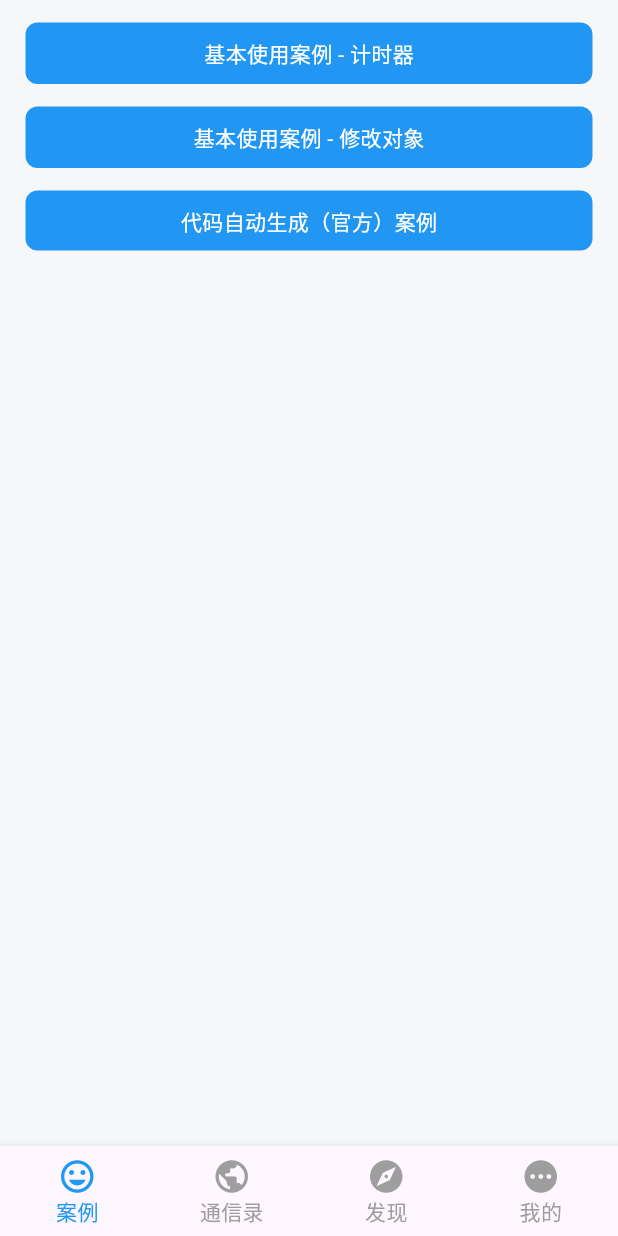
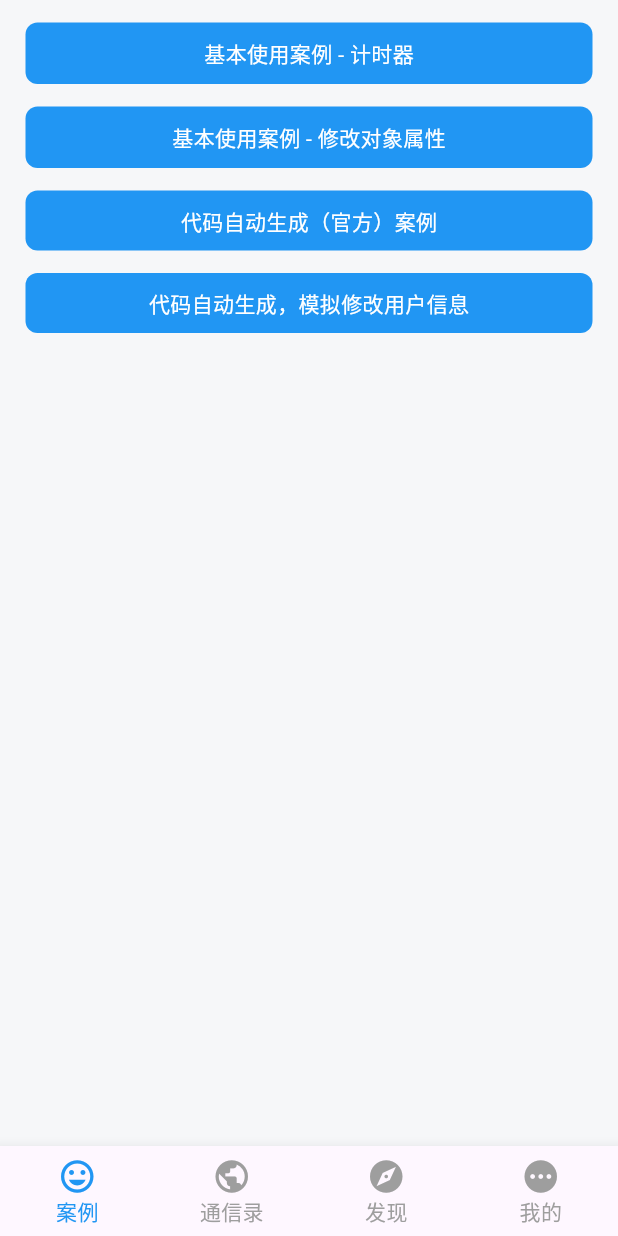
Before and after one commit to jsonsuxing/RiverpodDemo, a Flutter app: the screen it shows after launch, on a phone screen of 412 x 824 dp. Run offline on Flutter 3.47's test engine with Material 2 defaults, Android fonts, the phone set to English and light mode, and no system bars; our stand-ins replace flutter_riverpod, riverpod_annotation; generated files the repository leaves out were written again.

Commit message:
feat：增加代码生成案例二，模拟更新用户信息(未完成)

```diff
--- a/lib/init/home_page.dart
+++ b/lib/init/home_page.dart
@@ -37,7 +37,7 @@ class HomePage extends StatelessWidget {
         const SizedBox(height: 15),
         //
         AllenBtn(
-          name: '基本使用案例 - 修改对象',
+          name: '基本使用案例 - 修改对象属性',
           onTap: () {
             RouteUtil.push(routeName: AppRoutes.base_use_demo_02);
           },
@@ -47,9 +47,18 @@ class HomePage extends StatelessWidget {
         AllenBtn(
           name: '代码自动生成（官方）案例',
           onTap: () {
-            RouteUtil.push(routeName: AppRoutes.auto_generator_demo);
+            RouteUtil.push(routeName: AppRoutes.auto_generator_demo_01);
           },
         ),
+        const SizedBox(height: 15),
+        //
+        AllenBtn(
+          name: '代码自动生成，模拟修改用户信息',
+          onTap: () {
+            RouteUtil.push(routeName: AppRoutes.auto_generator_demo_02);
+          },
+        ),
+        const SizedBox(height: 15),
       ],
     );
   }
--- a/lib/page/base_use_demo/base_use_demo_01_page.dart
+++ b/lib/page/base_use_demo/base_use_demo_01_page.dart
@@ -12,7 +12,8 @@ import 'package:riverpod_demo/widgets/allen_btn.dart';
 class BaseUseDemo01Page extends ConsumerWidget {
   BaseUseDemo01Page({super.key});
 
-  // 创建提供者
+  // 创建提供者，如果要监听改变，需要用到继承自 AlwaysAliveProviderBase 的 Providers，
+  // StateNotifier 是不可变的
   final baseUseStateProvider1 = StateProvider((ref) => 0);
 
   @override
--- a/lib/route/app_pages.dart
+++ b/lib/route/app_pages.dart
@@ -1,6 +1,7 @@
 import 'package:flutter/material.dart';
 import 'package:riverpod_demo/init/init_page.dart';
-import 'package:riverpod_demo/page/auto_generator_demo/auto_generator_demo_page.dart';
+import 'package:riverpod_demo/page/auto_generator_demo/auto_generator_demo_01_page.dart';
+import 'package:riverpod_demo/page/auto_generator_demo/auto_generator_demo_02_page.dart';
 import 'package:riverpod_demo/page/base_use_demo/base_use_demo_01_page.dart';
 import 'package:riverpod_demo/page/base_use_demo/base_use_demo_02_page.dart';
 import 'package:riverpod_demo/route/app_routes.dart';
@@ -15,5 +16,6 @@ final Map<String, Widget Function(BuildContext, {dynamic arguments})> appPages =
   AppRoutes.root: (BuildContext context, {arguments}) => const InitPage(), // 初始页
   AppRoutes.base_use_demo_01: (BuildContext context, {arguments}) => BaseUseDemo01Page(), // 基本使用案例 - 通过 StateProvider 修改单个数据
   AppRoutes.base_use_demo_02: (BuildContext context, {arguments}) => BaseUseDemo02Page(), // 基本使用案例 - 通过 StateNotifierProvider 修改一个类型的数据
-  AppRoutes.auto_generator_demo: (BuildContext context, {arguments}) => AutoGeneratorDemoPage(), // 使用 riverpod_generator 自动生成代码案例
+  AppRoutes.auto_generator_demo_01: (BuildContext context, {arguments}) => const AutoGeneratorDemo01Page(), // 使用 riverpod_generator 自动生成代码案例 - 官方案例
+  AppRoutes.auto_generator_demo_02: (BuildContext context, {arguments}) => AutoGeneratorDemo02Page(), // 使用 riverpod_generator 自动生成代码案例，模拟修改用户个人信息
 };
--- a/lib/route/app_routes.dart
+++ b/lib/route/app_routes.dart
@@ -8,5 +8,6 @@ class AppRoutes {
   static String root = "/"; // 根路由
   static String base_use_demo_01 = "base_use_demo_01"; // 基本使用案例 - 通过 StateProvider 修改单个数据
   static String base_use_demo_02 = "base_use_demo_02"; // 基本使用案例 - 通过 StateNotifierProvider 修改一个类型的数据
-  static String auto_generator_demo = "auto_generator_demo"; // 使用 riverpod_generator 自动生成代码案例
+  static String auto_generator_demo_01 = "auto_generator_demo_01"; // 使用 riverpod_generator 自动生成代码案例 - 官方案例
+  static String auto_generator_demo_02 = "auto_generator_demo_02"; // 使用 riverpod_generator 自动生成代码案例 - 模拟修改用户个人信息
 }
```
Also changed, not shown: lib/page/auto_generator_demo/auto_generator_demo_01_page.dart (renamed from lib/page/auto_generator_demo/auto_generator_demo_page.dart, +6 -3 lines), lib/page/auto_generator_demo/auto_generator_demo_02_page.dart (added, +87 -0 lines), lib/page/auto_generator_demo/auto_generator_demo_01_page.g.dart, lib/page/auto_generator_demo/auto_generator_demo_02_page.g.dart (added).
